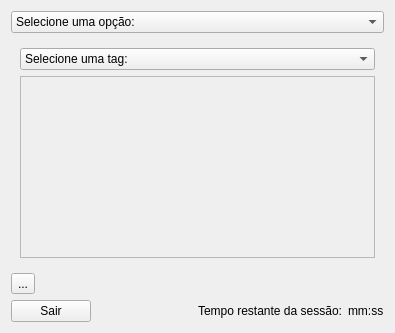
Old version of the form menu.ui in the repository GabFMM/Gerenciador_de_senhas.
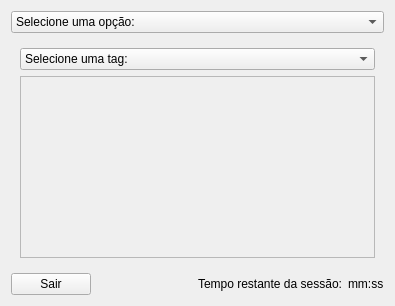
New version of the form. The open tabs and pages were chosen to show the change. Icons and pictures are not drawn.

The edit to the form file:
```diff
--- a/menu.ui
+++ b/menu.ui
@@ -573,13 +573,6 @@
      </widget>
     </widget>
    </item>
-   <item>
-    <widget class="QToolButton" name="toolButton_3">
-     <property name="text">
-      <string>...</string>
-     </property>
-    </widget>
-   </item>
    <item>
     <layout class="QHBoxLayout" name="horizontalLayout">
      <item>
```
Left out of the diff: 4 changed lines with no effect on the pictures.
